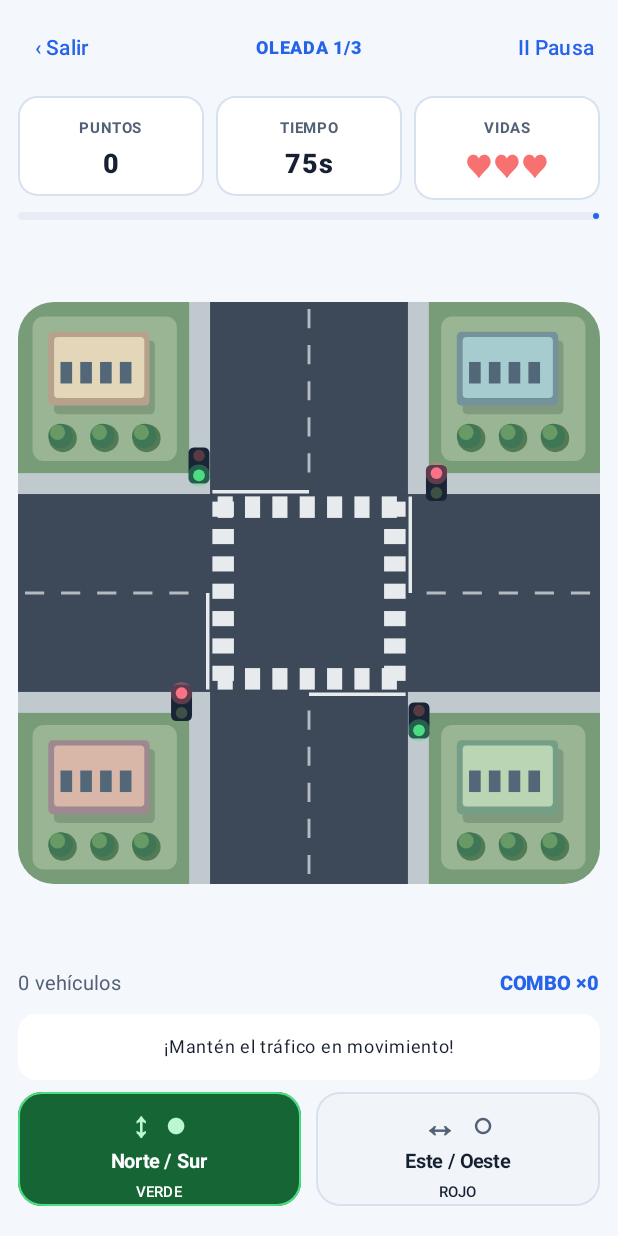
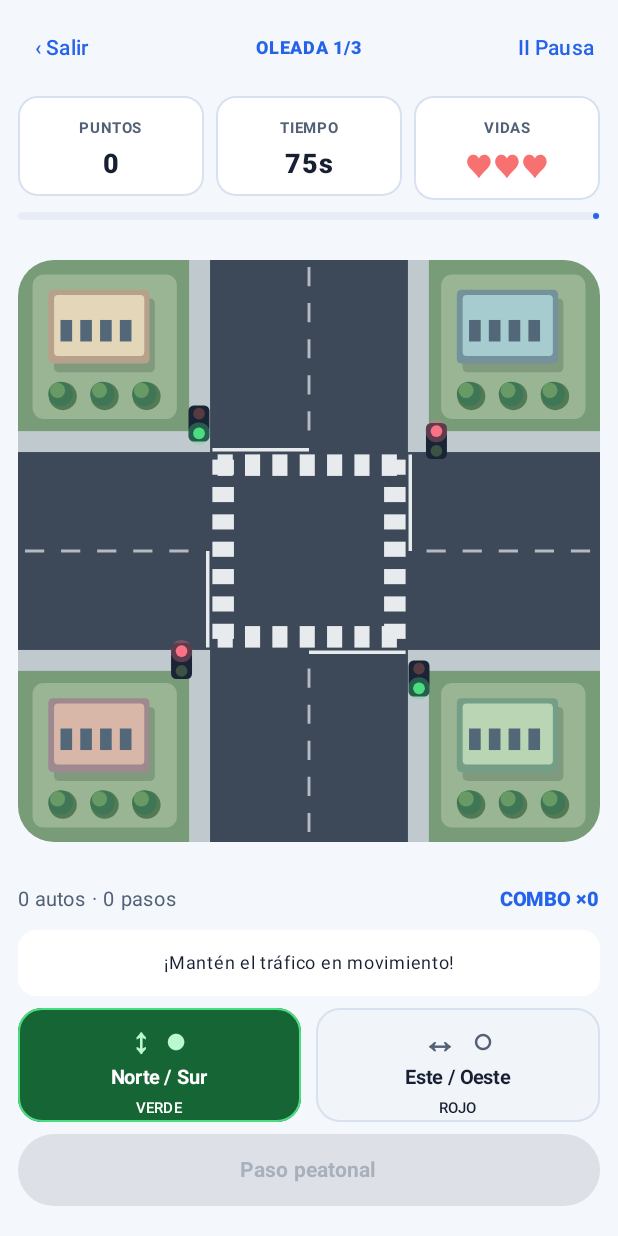
Before and after one commit to lastvyandy/VialApp, an Android app built with Jetpack Compose: the composable ArcadePlay shown on its own in the app's theme, on a phone screen of 412 x 824 dp. Run offline under Robolectric (Android 15) with nearby library versions, the phone set to English and light mode, and no system bars.

Commit message:
add protected pedestrian crossings and traffic education

```diff
--- a/app/src/main/java/cl/vialapp/app/ui/games/crossroads/CrossroadsChaosScreen.kt
+++ b/app/src/main/java/cl/vialapp/app/ui/games/crossroads/CrossroadsChaosScreen.kt
@@ -124,6 +124,12 @@ fun CrossroadsChaosScreen(userKey: String, onBack: () -> Unit) {
         ArcadePhase.INTRO -> ArcadeIntro(record, onBack, ::start)
         ArcadePhase.PLAY -> ArcadePlay(
             frame, paused, { paused = !paused }, ::requestExit,
+            onPedestrian = {
+                if (!paused) {
+                    engine.requestPedestrian()
+                    frame = engine.snapshot()
+                }
+            },
             onSignal = {
                 if (!paused) {
                     engine.requestGreen(it)
@@ -159,7 +165,8 @@ private fun ArcadeIntro(record: Int, onBack: () -> Unit, onStart: () -> Unit) {
             Column(Modifier.fillMaxWidth().padding(16.dp), verticalArrangement = Arrangement.spacedBy(8.dp)) {
                 Text("Cómo jugar", fontWeight = FontWeight.Bold, color = c.onSurface)
                 Text("🚦 Alterna el paso vertical y horizontal. El cruce se despeja automáticamente antes de cambiar.", color = c.onSurfaceVariant, fontSize = 14.sp)
-                Text("🚑 Prioriza ambulancias. Los autos que esperan demasiado te cuestan una vida.", color = c.onSurfaceVariant, fontSize = 14.sp)
+                Text("🚑 Prioriza ambulancias de emergencia sin abrir un cruce ocupado. Los autos que esperan demasiado te cuestan una vida.", color = c.onSurfaceVariant, fontSize = 14.sp)
+                Text("🚶 Cuando aparezcan peatones, activa Paso peatonal. Los vehículos se detienen y el cruce se abre únicamente cuando está libre.", color = c.onSurfaceVariant, fontSize = 14.sp)
                 Text("🏆 Récord: $record puntos", color = c.primary, fontWeight = FontWeight.Bold)
             }
         }
@@ -173,7 +180,7 @@ private fun ArcadeIntro(record: Int, onBack: () -> Unit, onStart: () -> Unit) {
 @Composable
 private fun ArcadePlay(
     frame: TrafficFrame, paused: Boolean, onPause: () -> Unit,
-    onExit: () -> Unit, onSignal: (TrafficAxis) -> Unit
+    onExit: () -> Unit, onPedestrian: () -> Unit, onSignal: (TrafficAxis) -> Unit
 ) {
     val c = MaterialTheme.colorScheme
     val time = ceil((TrafficEngine.DURATION - frame.elapsed).coerceAtLeast(0f).toDouble()).toInt()
@@ -214,23 +221,34 @@ private fun ArcadePlay(
             }
         }
         Row(Modifier.fillMaxWidth(), horizontalArrangement = Arrangement.SpaceBetween) {
-            Text("${frame.passed} vehículos", color = c.onSurfaceVariant, fontSize = 13.sp)
+            Text("${frame.passed} autos · ${frame.pedestrianServed} pasos", color = c.onSurfaceVariant, fontSize = 13.sp)
             Text("COMBO ×${frame.combo}", color = c.primary, fontWeight = FontWeight.ExtraBold, fontSize = 13.sp)
         }
         Surface(color = c.surface, shape = RoundedCornerShape(12.dp)) {
             Text(
-                if (frame.pending != null) "Despejando el cruce · ambos en rojo"
-                else if (frame.elapsed <= frame.messageUntil) frame.message
-                else "Alterna el paso para evitar filas largas.",
+                when {
+                    frame.pedestrianCrossing > 0f -> "Peatones cruzando · todas las vías en rojo"
+                    frame.pedestrianRequested -> "Despejando el cruce para los peatones"
+                    frame.pedestrianWaiting -> "Peatones esperando · activa Paso peatonal"
+                    frame.pending != null -> "Despejando el cruce · ambas vías en rojo"
+                    frame.elapsed <= frame.messageUntil -> frame.message
+                    else -> "Filas: N/S ${frame.cars.count { it.lane.axis == TrafficAxis.VERTICAL && it.waiting > 0f }} · E/O ${frame.cars.count { it.lane.axis == TrafficAxis.HORIZONTAL && it.waiting > 0f }}"
+                },
                 Modifier.fillMaxWidth().padding(10.dp),
                 color = c.onSurface, fontSize = 12.sp, textAlign = TextAlign.Center,
-                maxLines = 1
+                maxLines = 2
             )
         }
         Row(Modifier.fillMaxWidth(), horizontalArrangement = Arrangement.spacedBy(10.dp)) {
-            SignalButton("↕", "Norte / Sur", frame.green == TrafficAxis.VERTICAL, !paused, Modifier.weight(1f)) { onSignal(TrafficAxis.VERTICAL) }
-            SignalButton("↔", "Este / Oeste", frame.green == TrafficAxis.HORIZONTAL, !paused, Modifier.weight(1f)) { onSignal(TrafficAxis.HORIZONTAL) }
+            SignalButton("↕", "Norte / Sur", frame.green == TrafficAxis.VERTICAL, !paused && !frame.pedestrianRequested && frame.pedestrianCrossing <= 0f, Modifier.weight(1f)) { onSignal(TrafficAxis.VERTICAL) }
+            SignalButton("↔", "Este / Oeste", frame.green == TrafficAxis.HORIZONTAL, !paused && !frame.pedestrianRequested && frame.pedestrianCrossing <= 0f, Modifier.weight(1f)) { onSignal(TrafficAxis.HORIZONTAL) }
         }
+        Button(
+            onClick = onPedestrian,
+            enabled = !paused && frame.pedestrianWaiting && !frame.pedestrianRequested && frame.pedestrianCrossing <= 0f,
+            modifier = Modifier.fillMaxWidth().height(48.dp),
+            colors = ButtonDefaults.buttonColors(containerColor = Color(0xFF166534), contentColor = Color.White)
+        ) { Text(if (frame.pedestrianWaiting && !frame.pedestrianRequested) "🚶 Dar paso a peatones" else "Paso peatonal", fontWeight = FontWeight.Bold) }
         Spacer(Modifier.height(4.dp))
     }
 }
@@ -286,6 +304,12 @@ private fun ArcadeResult(frame: TrafficFrame, record: Int, result: GameRunResult
             HudValue("COMBO", "×${frame.bestCombo}", Modifier.weight(1f))
             HudValue("RÉCORD", record.toString(), Modifier.weight(1f))
         }
+        Surface(color = c.primaryContainer, shape = RoundedCornerShape(14.dp)) {
+            Column(Modifier.fillMaxWidth().padding(14.dp)) {
+                Text("Paso peatonal: ${frame.pedestrianServed}", color = c.onPrimaryContainer, fontWeight = FontWeight.Bold)
+                Text("Recuerda: no ingreses a una intersección bloqueada; respeta los semáforos y permite el paso seguro de peatones y vehículos de emergencia.", color = c.onPrimaryContainer, fontSize = 13.sp)
+            }
+        }
         if (saving) {
             CircularProgressIndicator(Modifier.size(24.dp))
             Text("Guardando partida…", color = c.onSurfaceVariant)
```
Also changed, not shown: app/src/main/java/cl/vialapp/app/ui/games/crossroads/TrafficBoard.kt (+11 -0 lines), app/src/main/java/cl/vialapp/app/ui/games/crossroads/TrafficEngine.kt (+62 -3 lines), 1 other file.
